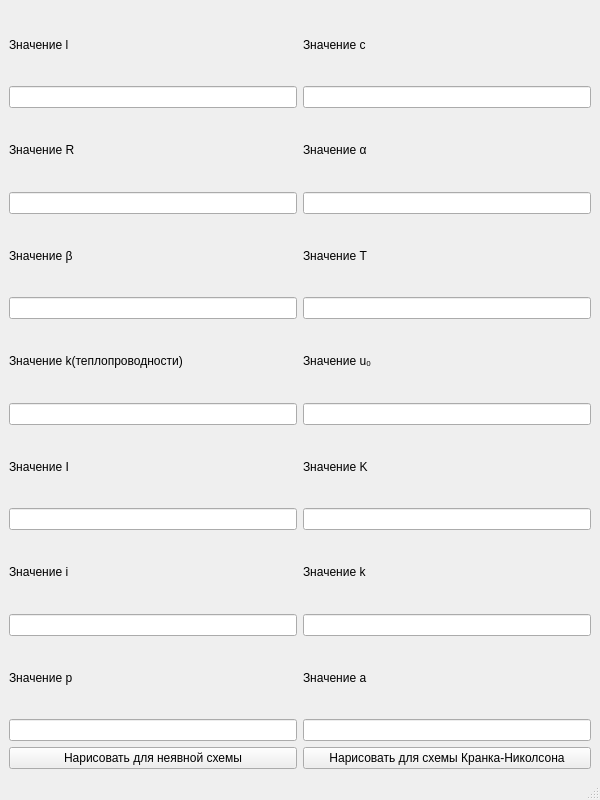
Qt form interface.ui (DonMaxon/nmmp) before a commit.
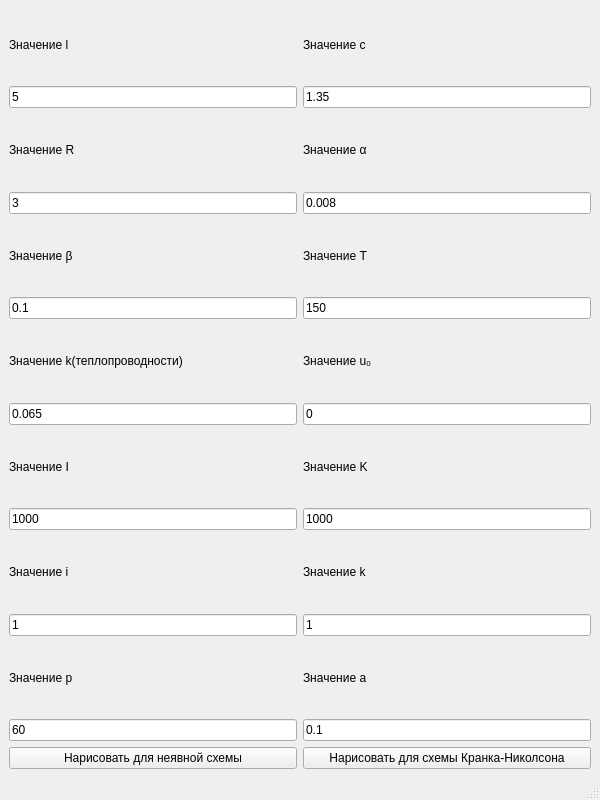
The same form after that commit.

Commit message: Добавлены графики

```diff
--- a/interface.ui
+++ b/interface.ui
@@ -42,10 +42,18 @@
      </widget>
     </item>
     <item row="1" column="0">
-     <widget class="QLineEdit" name="lineEdit"/>
+     <widget class="QLineEdit" name="lineEdit">
+      <property name="text">
+       <string>5</string>
+      </property>
+     </widget>
     </item>
     <item row="1" column="1">
-     <widget class="QLineEdit" name="lineEdit_5"/>
+     <widget class="QLineEdit" name="lineEdit_5">
+      <property name="text">
+       <string>1.35</string>
+      </property>
+     </widget>
     </item>
     <item row="2" column="0">
      <widget class="QLabel" name="label_2">
@@ -62,10 +70,18 @@
      </widget>
     </item>
     <item row="3" column="0">
-     <widget class="QLineEdit" name="lineEdit_2"/>
+     <widget class="QLineEdit" name="lineEdit_2">
+      <property name="text">
+       <string>3</string>
+      </property>
+     </widget>
     </item>
     <item row="3" column="1">
-     <widget class="QLineEdit" name="lineEdit_6"/>
+     <widget class="QLineEdit" name="lineEdit_6">
+      <property name="text">
+       <string>0.008</string>
+      </property>
+     </widget>
     </item>
     <item row="4" column="0">
      <widget class="QLabel" name="label_3">
@@ -82,10 +98,18 @@
      </widget>
     </item>
     <item row="5" column="0">
-     <widget class="QLineEdit" name="lineEdit_3"/>
+     <widget class="QLineEdit" name="lineEdit_3">
+      <property name="text">
+       <string>0.1</string>
+      </property>
+     </widget>
     </item>
     <item row="5" column="1">
-     <widget class="QLineEdit" name="lineEdit_7"/>
+     <widget class="QLineEdit" name="lineEdit_7">
+      <property name="text">
+       <string>150</string>
+      </property>
+     </widget>
     </item>
     <item row="6" column="0">
      <widget class="QLabel" name="label_4">
@@ -102,10 +126,18 @@
      </widget>
     </item>
     <item row="7" column="0">
-     <widget class="QLineEdit" name="lineEdit_4"/>
+     <widget class="QLineEdit" name="lineEdit_4">
+      <property name="text">
+       <string>0.065</string>
+      </property>
+     </widget>
     </item>
     <item row="7" column="1">
-     <widget class="QLineEdit" name="lineEdit_8"/>
+     <widget class="QLineEdit" name="lineEdit_8">
+      <property name="text">
+       <string>0</string>
+      </property>
+     </widget>
     </item>
     <item row="8" column="0">
      <widget class="QLabel" name="label_9">
@@ -122,10 +154,18 @@
      </widget>
     </item>
     <item row="9" column="0">
-     <widget class="QLineEdit" name="lineEdit_9"/>
+     <widget class="QLineEdit" name="lineEdit_9">
+      <property name="text">
+       <string>1000</string>
+      </property>
+     </widget>
     </item>
     <item row="9" column="1">
-     <widget class="QLineEdit" name="lineEdit_10"/>
+     <widget class="QLineEdit" name="lineEdit_10">
+      <property name="text">
+       <string>1000</string>
+      </property>
+     </widget>
     </item>
     <item row="10" column="0">
      <widget class="QLabel" name="label_11">
@@ -142,10 +182,18 @@
      </widget>
     </item>
     <item row="11" column="0">
-     <widget class="QLineEdit" name="lineEdit_11"/>
+     <widget class="QLineEdit" name="lineEdit_11">
+      <property name="text">
+       <string>1</string>
+      </property>
+     </widget>
     </item>
     <item row="11" column="1">
-     <widget class="QLineEdit" name="lineEdit_12"/>
+     <widget class="QLineEdit" name="lineEdit_12">
+      <property name="text">
+       <string>1</string>
+      </property>
+     </widget>
     </item>
     <item row="12" column="0">
      <widget class="QLabel" name="label_13">
@@ -162,10 +210,18 @@
      </widget>
     </item>
     <item row="13" column="0">
-     <widget class="QLineEdit" name="lineEdit_13"/>
+     <widget class="QLineEdit" name="lineEdit_13">
+      <property name="text">
+       <string>60</string>
+      </property>
+     </widget>
     </item>
     <item row="13" column="1">
-     <widget class="QLineEdit" name="lineEdit_14"/>
+     <widget class="QLineEdit" name="lineEdit_14">
+      <property name="text">
+       <string>0.1</string>
+      </property>
+     </widget>
     </item>
     <item row="14" column="0">
      <widget class="QPushButton" name="pushButton">
```
